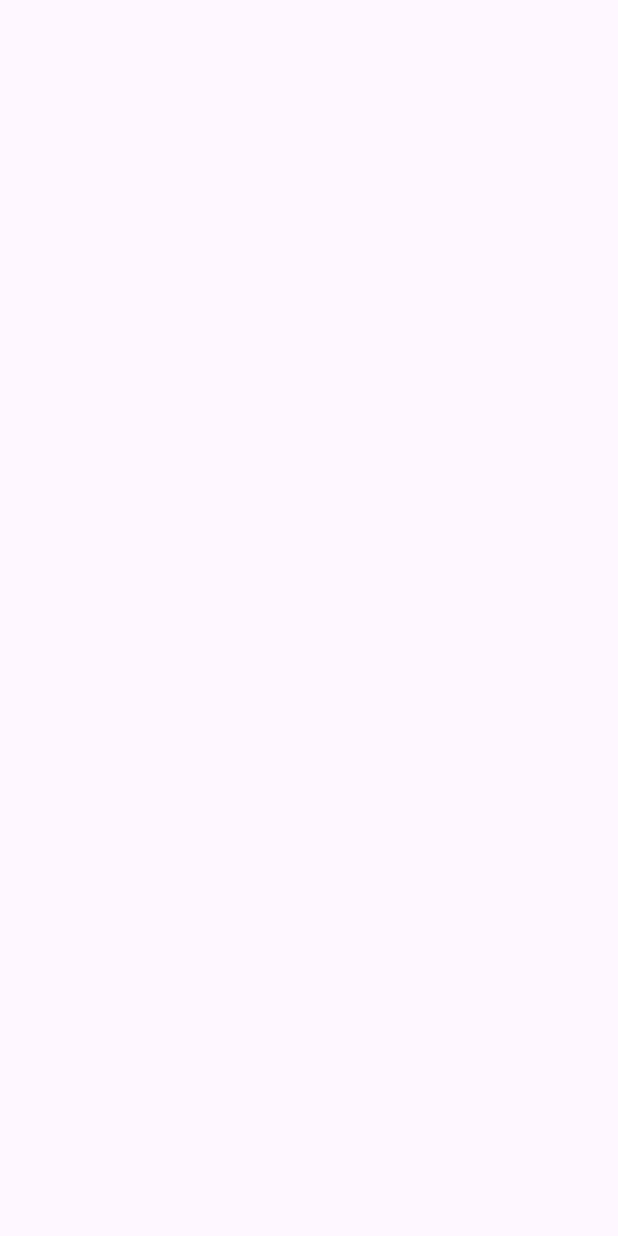
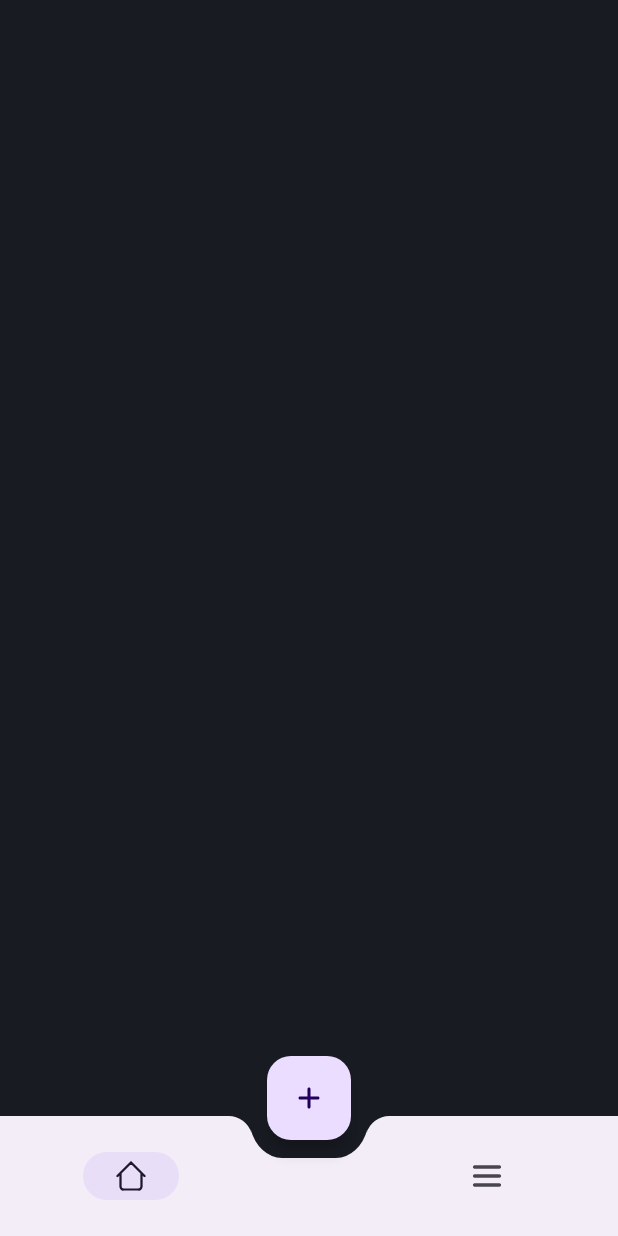
Before and after one commit to Compfest-AIdea/mobile-application, an Android app: the HomeActivity screen opened directly, with no data from a screen before it, on a phone screen of 412 x 824 dp. Before the commit the screen is empty. Run offline under Robolectric (Android 15) with nearby library versions, the phone set to English and light mode, and no system bars.

Commit message:
add home activity

```diff
--- a/app/build.gradle.kts
+++ b/app/build.gradle.kts
@@ -15,6 +15,9 @@ android {
         versionName = "1.0"
 
         testInstrumentationRunner = "androidx.test.runner.AndroidJUnitRunner"
+    }
+    buildFeatures {
+        viewBinding = true
     }
 
     buildTypes {
--- a/app/src/main/java/com/compfest/aiapplication/ui/WelcomeActivity.kt
+++ b/app/src/main/java/com/compfest/aiapplication/ui/WelcomeActivity.kt
@@ -1,12 +1,26 @@
 package com.compfest.aiapplication.ui
 
+import android.content.Intent
 import androidx.appcompat.app.AppCompatActivity
 import android.os.Bundle
-import com.compfest.aiapplication.R
+import com.compfest.aiapplication.databinding.ActivityWelcomeBinding
 
 class WelcomeActivity : AppCompatActivity() {
+    private lateinit var binding: ActivityWelcomeBinding
     override fun onCreate(savedInstanceState: Bundle?) {
         super.onCreate(savedInstanceState)
-        setContentView(R.layout.activity_welcome)
+        binding = ActivityWelcomeBinding.inflate(layoutInflater)
+        setContentView(binding.root)
+
+        binding.btnNext.setOnClickListener {
+            intent = Intent(this, HomeActivity::class.java)
+            getUserName(intent)
+            startActivity(intent)
+        }
+    }
+
+    private fun getUserName(intent: Intent) {
+        intent.putExtra("Name", binding.etName.text.toString())
+        intent.putExtra("NickName", binding.etNickname.text.toString())
     }
 }
--- /dev/null
+++ b/app/src/main/res/drawable/bottom_nav_bkg.xml
@@ -0,0 +1,5 @@
+<?xml version="1.0" encoding="utf-8"?>
+<shape xmlns:android="http://schemas.android.com/apk/res/android">
+    <solid android:color="#F5F5FF" />
+    <corners android:radius="17dp" />
+</shape>
--- /dev/null
+++ b/app/src/main/res/drawable/ic_add.xml
@@ -0,0 +1,10 @@
+<?xml version="1.0" encoding="utf-8"?>
+<vector xmlns:android="http://schemas.android.com/apk/res/android"
+    android:width="25dp"
+    android:height="25dp"
+    android:viewportWidth="25"
+    android:viewportHeight="25">
+    <path
+        android:fillColor="#FF000000"
+        android:pathData="M18.75 13.54h-5.2v5.21c0 0.57-0.48 1.04-1.05 1.04-0.57 0-1.04-0.47-1.04-1.04v-5.2H6.25c-0.57 0-1.04-0.48-1.04-1.05 0-0.57 0.47-1.04 1.04-1.04h5.2V6.25c0-0.57 0.48-1.04 1.05-1.04 0.57 0 1.04 0.47 1.04 1.04v5.2h5.21c0.57 0 1.04 0.48 1.04 1.05 0 0.57-0.47 1.04-1.04 1.04Z"/>
+</vector>
--- /dev/null
+++ b/app/src/main/res/drawable/ic_home.xml
@@ -0,0 +1,10 @@
+<?xml version="1.0" encoding="utf-8"?>
+<vector xmlns:android="http://schemas.android.com/apk/res/android"
+    android:width="25dp"
+    android:height="25dp"
+    android:viewportWidth="25"
+    android:viewportHeight="25">
+    <path
+        android:fillColor="#FF000000"
+        android:pathData="M20.57 10.42c0-0.21-0.08-0.4-0.23-0.56C20.2 9.72 20 9.64 19.8 9.64c-0.2 0-0.4 0.08-0.55 0.22-0.15 0.15-0.23 0.35-0.23 0.56h1.56ZM6 10.42c0-0.21-0.08-0.4-0.23-0.56-0.15-0.14-0.34-0.22-0.55-0.22-0.2 0-0.4 0.08-0.55 0.22-0.15 0.15-0.23 0.35-0.23 0.56h1.56Zm15.33 2.63c0.07 0.08 0.16 0.14 0.26 0.18 0.1 0.05 0.2 0.07 0.3 0.07 0.1 0 0.21-0.02 0.3-0.06 0.1-0.04 0.2-0.1 0.27-0.17s0.13-0.16 0.17-0.26c0.04-0.1 0.06-0.2 0.06-0.3 0-0.1-0.03-0.21-0.07-0.3-0.04-0.1-0.1-0.2-0.18-0.26l-1.1 1.1ZM12.5 3.13l0.55-0.56c-0.14-0.14-0.34-0.23-0.55-0.23-0.2 0-0.4 0.09-0.55 0.23l0.55 0.56Zm-9.93 8.82C2.5 12.02 2.43 12.1 2.4 12.2c-0.04 0.1-0.06 0.2-0.07 0.3 0 0.11 0.02 0.21 0.06 0.31 0.04 0.1 0.1 0.19 0.17 0.26 0.08 0.08 0.17 0.13 0.26 0.17 0.1 0.04 0.2 0.06 0.3 0.06 0.11 0 0.22-0.02 0.31-0.07 0.1-0.04 0.19-0.1 0.26-0.18l-1.1-1.1Zm4.72 10.7h10.42V21.1H7.29v1.57Zm13.28-2.86v-9.37h-1.56v9.37h1.56ZM6 19.8v-9.37H4.43v9.37h1.56Zm16.44-7.84l-9.38-9.38-1.1 1.1 9.37 9.38 1.1-1.1ZM11.95 2.57l-9.38 9.38 1.1 1.1 9.38-9.37-1.1-1.1Zm5.76 20.09c0.76 0 1.49-0.3 2.02-0.84 0.54-0.54 0.84-1.27 0.84-2.03h-1.56c0 0.72-0.58 1.3-1.3 1.3v1.57ZM7.29 21.09c-0.72 0-1.3-0.58-1.3-1.3H4.43c0 0.76 0.3 1.49 0.84 2.03 0.53 0.53 1.26 0.84 2.02 0.84v-1.57Z"/>
+</vector>
--- /dev/null
+++ b/app/src/main/res/drawable/ic_list.xml
@@ -0,0 +1,10 @@
+<?xml version="1.0" encoding="utf-8"?>
+<vector xmlns:android="http://schemas.android.com/apk/res/android"
+    android:width="25dp"
+    android:height="25dp"
+    android:viewportWidth="25"
+    android:viewportHeight="25">
+    <path
+        android:fillColor="#FF000000"
+        android:pathData="M22.27 12.5c0 0.31-0.13 0.6-0.35 0.83-0.22 0.22-0.52 0.34-0.83 0.34H3.91c-0.31 0-0.61-0.12-0.83-0.34-0.22-0.22-0.35-0.52-0.35-0.83 0-0.31 0.13-0.6 0.35-0.83 0.22-0.22 0.52-0.34 0.83-0.34h17.18c0.31 0 0.61 0.12 0.83 0.34 0.22 0.22 0.35 0.52 0.35 0.83ZM3.9 7.42h17.18c0.31 0 0.61-0.12 0.83-0.34 0.22-0.22 0.35-0.52 0.35-0.83 0-0.31-0.13-0.6-0.35-0.83C21.7 5.2 21.4 5.08 21.1 5.08H3.91C3.6 5.08 3.3 5.2 3.08 5.42 2.86 5.64 2.73 5.94 2.73 6.25c0 0.31 0.13 0.6 0.35 0.83C3.3 7.3 3.6 7.42 3.9 7.42Zm17.18 10.16H3.91c-0.31 0-0.61 0.12-0.83 0.34-0.22 0.22-0.35 0.52-0.35 0.83 0 0.31 0.13 0.6 0.35 0.83 0.22 0.22 0.52 0.34 0.83 0.34h17.18c0.31 0 0.61-0.12 0.83-0.34 0.22-0.22 0.35-0.52 0.35-0.83 0-0.31-0.13-0.6-0.35-0.83-0.22-0.22-0.52-0.34-0.83-0.34Z"/>
+</vector>
--- a/app/src/main/res/layout/activity_home.xml
+++ b/app/src/main/res/layout/activity_home.xml
@@ -1,9 +1,40 @@
 <?xml version="1.0" encoding="utf-8"?>
-<androidx.constraintlayout.widget.ConstraintLayout xmlns:android="http://schemas.android.com/apk/res/android"
+<androidx.coordinatorlayout.widget.CoordinatorLayout xmlns:android="http://schemas.android.com/apk/res/android"
     xmlns:app="http://schemas.android.com/apk/res-auto"
     xmlns:tools="http://schemas.android.com/tools"
     android:layout_width="match_parent"
     android:layout_height="match_parent"
-    tools:context=".ui.HomeActivity">
+    tools:context=".ui.HomeActivity"
+    android:background="@color/material_dynamic_neutral_variant10">
 
-</androidx.constraintlayout.widget.ConstraintLayout>
+    <com.google.android.material.floatingactionbutton.FloatingActionButton
+        android:layout_width="wrap_content"
+        android:layout_height="wrap_content"
+        android:src="@drawable/ic_add"
+        app:layout_anchor="@id/bottomAppBar" />
+
+    <com.google.android.material.bottomappbar.BottomAppBar
+        android:id="@+id/bottomAppBar"
+        android:layout_width="match_parent"
+        android:layout_height="80dp"
+        android:layout_gravity="bottom"
+        app:fabAlignmentMode="center"
+        app:fabAnchorMode="cradle"
+        app:fabCradleMargin="12dp"
+        app:fabCradleRoundedCornerRadius="16dp"
+        app:fabCradleVerticalOffset="12dp"
+        app:layout_constraintBottom_toBottomOf="parent"
+        app:layout_constraintEnd_toEndOf="parent"
+        app:layout_constraintStart_toStartOf="parent">
+
+        <com.google.android.material.bottomnavigation.BottomNavigationView
+            android:layout_width="match_parent"
+            android:background="@android:color/transparent"
+            android:layout_height="80dp"
+            android:layout_marginStart="24dp"
+            android:layout_marginEnd="24dp"
+            app:labelVisibilityMode="unlabeled"
+            app:menu="@menu/menu_main" />
+    </com.google.android.material.bottomappbar.BottomAppBar>
+
+</androidx.coordinatorlayout.widget.CoordinatorLayout>
--- a/app/src/main/res/layout/activity_welcome.xml
+++ b/app/src/main/res/layout/activity_welcome.xml
@@ -54,6 +54,7 @@
                 android:layout_width="match_parent"
                 android:layout_height="wrap_content">
                 <com.google.android.material.textfield.TextInputEditText
+                    android:id="@+id/et_name"
                     android:layout_width="match_parent"
                     android:layout_height="wrap_content"
                     android:text="type your name here"
@@ -63,12 +64,14 @@
                 android:layout_width="match_parent"
                 android:layout_height="wrap_content">
                 <com.google.android.material.textfield.TextInputEditText
+                    android:id="@+id/et_nickname"
                     android:layout_width="match_parent"
                     android:layout_height="wrap_content"
                     android:text="type your nickname here"
                     android:textSize="16sp" />
             </com.google.android.material.textfield.TextInputLayout>
             <Button
+                android:id="@+id/btn_next"
                 android:layout_width="match_parent"
                 android:layout_height="wrap_content"
                 android:layout_marginTop="18dp"
--- /dev/null
+++ b/app/src/main/res/menu/menu_main.xml
@@ -0,0 +1,11 @@
+<?xml version="1.0" encoding="utf-8"?>
+<menu xmlns:android="http://schemas.android.com/apk/res/android"
+    xmlns:app="http://schemas.android.com/apk/res-auto">
+    <item android:id="@+id/home"
+        android:title="Home"
+        android:icon="@drawable/ic_home"/>
+    <item android:title=" "/>
+    <item android:id="@+id/articles"
+        android:title="Article"
+        android:icon="@drawable/ic_list"/>
+</menu>
```
